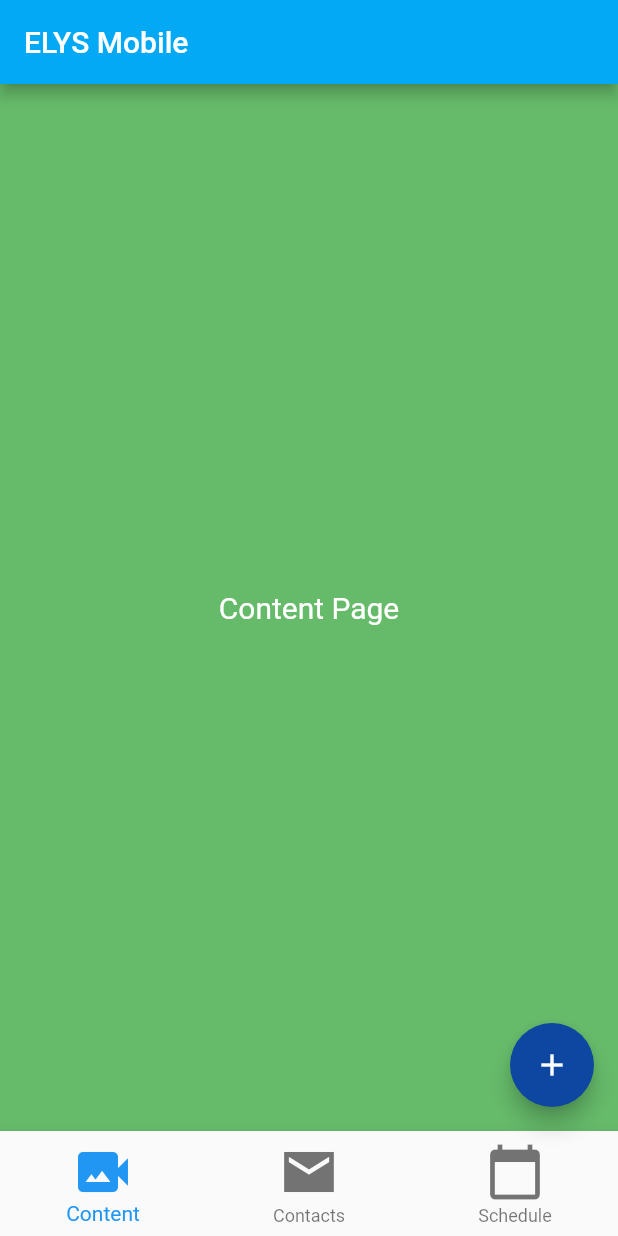
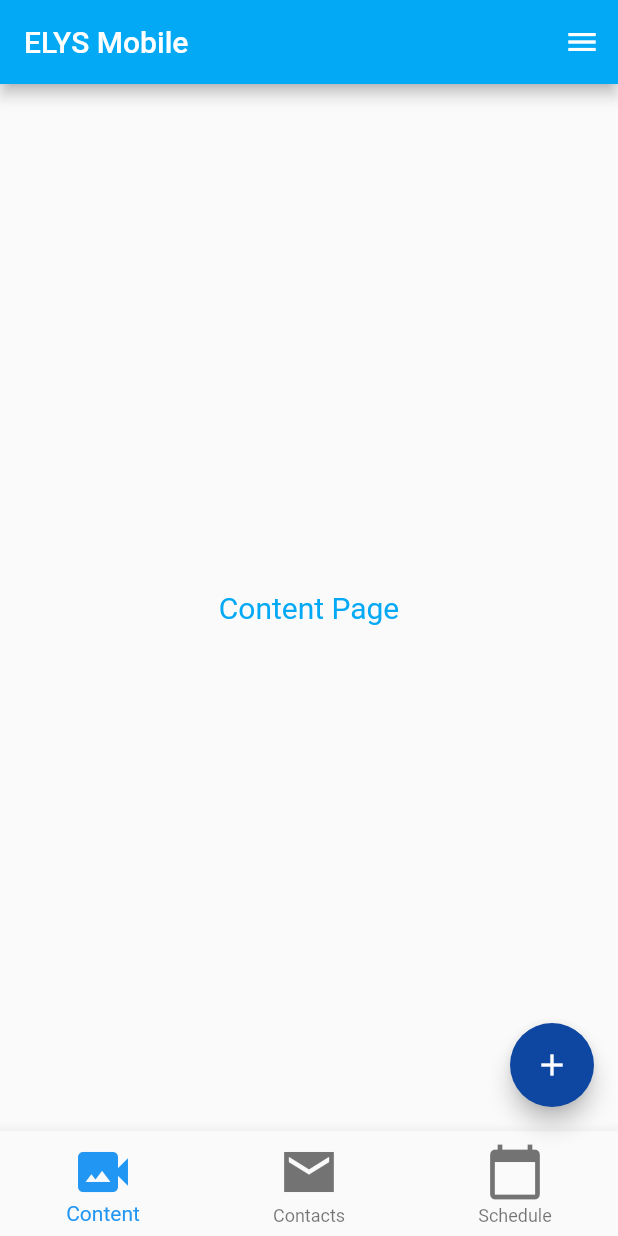
Before and after one commit to elys-app/elys-mobile, a Flutter app: the LoginPage screen opened directly, after a tap on "Login", on a phone screen of 412 x 824 dp. Run offline on Flutter 3.47's test engine with Material 2 defaults, Android fonts, the phone set to English and light mode, and no system bars.

Commit message:
Add End Drawer and Logout

```diff
--- a/lib/dashboard.dart
+++ b/lib/dashboard.dart
@@ -1,4 +1,5 @@
 import 'package:flutter/material.dart';
+import '../login.dart';
 import 'dashboard/content.dart';
 import 'dashboard/contacts.dart';
 import 'dashboard/schedule.dart';
@@ -26,34 +27,48 @@ class _MainPageState extends State<MainPage> {
           style: TextStyle(color: Colors.white),
         ),
         automaticallyImplyLeading: false,
+        iconTheme: IconThemeData(color: Colors.white),
       ),
-      drawer: Drawer(
+      endDrawer: Drawer(
         child: ListView(
           padding: EdgeInsets.zero,
-          children: const <Widget>[
+          children: <Widget>[
             DrawerHeader(
               decoration: BoxDecoration(
                 color: Colors.blue,
               ),
               child: Text(
                 'User Name',
-                style: TextStyle(
-                  color: Colors.white,
-                  fontSize: 24,
-                ),
+                style: TextStyle(color: Colors.white, fontSize: 24),
               ),
             ),
             ListTile(
-              leading: Icon(Icons.message),
-              title: Text('Settings'),
+              leading: Icon(Icons.settings),
+              title: Text(
+                'Settings',
+                style: TextStyle(fontSize: 18, color: Colors.lightBlue),
+              ),
             ),
             ListTile(
               leading: Icon(Icons.question_answer),
-              title: Text('About'),
+              title: Text(
+                'About',
+                style: TextStyle(fontSize: 18, color: Colors.lightBlue),
+              ),
             ),
             ListTile(
               leading: Icon(Icons.logout),
-              title: Text('Logout'),
+              title: Text(
+                'Logout',
+                style: TextStyle(fontSize: 18, color: Colors.lightBlue),
+              ),
+              onTap: () {
+                Navigator.push(
+                    context,
+                    MaterialPageRoute(
+                        builder: (context) =>
+                            LoginPage(title: 'Welcome To ELYS')));
+              },
             ),
           ],
         ),
--- a/lib/dashboard/contacts.dart
+++ b/lib/dashboard/contacts.dart
@@ -4,14 +4,13 @@ class ContactsPage extends StatelessWidget {
   @override
   Widget build(BuildContext context) {
     return Container(
-      color: Colors.green[500],
       child: Column(
         mainAxisAlignment: MainAxisAlignment.center,
         children: <Widget>[
           Center(
             child: Text(
               'Contacts Page',
-              style: TextStyle(color: Colors.white, fontSize: 20),
+              style: TextStyle(color: Colors.lightBlue, fontSize: 20),
             ),
           )
         ],
--- a/lib/dashboard/content.dart
+++ b/lib/dashboard/content.dart
@@ -4,14 +4,13 @@ class ContentPage extends StatelessWidget {
   @override
   Widget build(BuildContext context) {
     return Container(
-      color: Colors.green[400],
       child: Column(
         mainAxisAlignment: MainAxisAlignment.center,
         children: <Widget>[
           Center(
             child: Text(
               'Content Page',
-              style: TextStyle(color: Colors.white, fontSize: 20),
+              style: TextStyle(color: Colors.lightBlue, fontSize: 20),
             ),
           )
         ],
--- a/lib/dashboard/schedule.dart
+++ b/lib/dashboard/schedule.dart
@@ -4,14 +4,13 @@ class SchedulePage extends StatelessWidget {
   @override
   Widget build(BuildContext context) {
     return Container(
-      color: Colors.green[600],
       child: Column(
         mainAxisAlignment: MainAxisAlignment.center,
         children: <Widget>[
           Center(
             child: Text(
               'Schedule Page',
-              style: TextStyle(color: Colors.white, fontSize: 20),
+              style: TextStyle(color: Colors.lightBlue, fontSize: 20),
             ),
           )
         ],
--- a/lib/login.dart
+++ b/lib/login.dart
@@ -31,6 +31,7 @@ class _LoginPageState extends State<LoginPage> {
           widget.title,
           style: TextStyle(color: Colors.white),
         ),
+        automaticallyImplyLeading: false,
       ),
       body: Center(
         child: Column(
```
